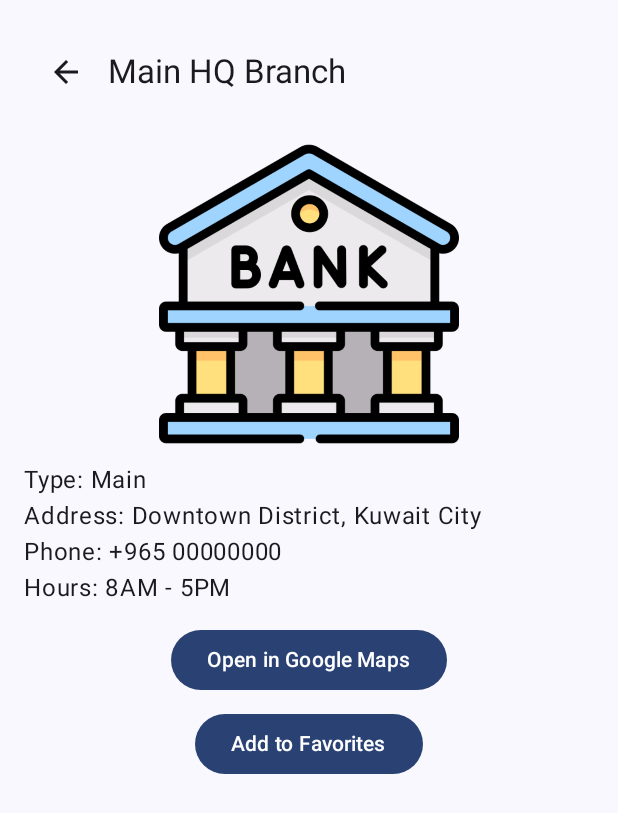
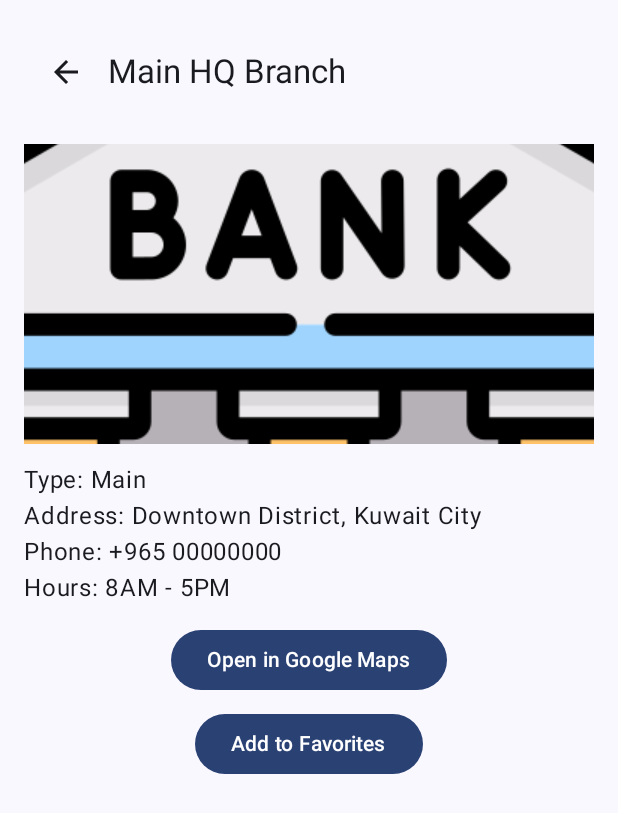
Before and after one commit to Njjoodd/MiniProject, an Android app built with Jetpack Compose: the screen it shows after launch (MainActivity), after a tap on "Main HQ Branch", on a phone screen of 412 x 824 dp. Shown: the top 813 px of the screen. Run offline under Robolectric (Android 15) with nearby library versions, the phone set to English and light mode, and no system bars; pictures from the network do not load.

Commit message:
unnecessary changes, still doesnt work

```diff
--- a/app/build.gradle.kts
+++ b/app/build.gradle.kts
@@ -50,6 +50,7 @@ dependencies {
     implementation(libs.androidx.ui.tooling.preview)
     implementation(libs.androidx.material3)
     implementation("androidx.navigation:navigation-compose:2.7.6")
+    implementation(libs.coil.compose)
     implementation("io.coil-kt:coil-compose:2.4.0")
     testImplementation(libs.junit)
     androidTestImplementation(libs.androidx.junit)
--- a/app/src/main/AndroidManifest.xml
+++ b/app/src/main/AndroidManifest.xml
@@ -3,7 +3,6 @@
     xmlns:tools="http://schemas.android.com/tools">
     <uses-permission android:name="android.permission.INTERNET" />
     <uses-permission android:name="android.permission.ACCESS_NETWORK_STATE" />
-
 
     <application
         android:allowBackup="true"
--- a/app/src/main/java/com/first/miniproject/ui/components/BranchRepository.kt
+++ b/app/src/main/java/com/first/miniproject/ui/components/BranchRepository.kt
@@ -13,7 +13,9 @@ object BranchRepository {
             phone = "+965 00000000",
             hours = "8AM - 5PM",
             locationUrl = "https://maps.google.com",
-            imageUri = "https://plus.unsplash.com/premium_vector-1724738558612-56d27145e1de?w=900&auto=format&fit=crop&q=60"
+           imageUri = "https://picsum.photos/id/1025/600/300"
+
+            //"https://plus.unsplash.com/premium_vector-1724738558612-56d27145e1de?w=900&auto=format&fit=crop&q=60"
         ),
         Branch(
             id = 2,
--- a/app/src/main/java/com/first/miniproject/ui/screens/BranchDetails.kt
+++ b/app/src/main/java/com/first/miniproject/ui/screens/BranchDetails.kt
@@ -10,12 +10,14 @@ import androidx.compose.runtime.Composable
 import androidx.compose.ui.Alignment
 import androidx.compose.ui.Modifier
 import androidx.compose.ui.layout.ContentScale
+import androidx.compose.ui.platform.LocalContext
 import androidx.compose.ui.platform.LocalUriHandler
 import androidx.compose.ui.res.painterResource
 import androidx.compose.ui.unit.dp
 import androidx.compose.ui.unit.sp
 import androidx.navigation.NavController
 import coil.compose.AsyncImage
+import coil.request.ImageRequest
 import com.first.miniproject.R
 import com.first.miniproject.model.Branch
 import com.first.miniproject.model.BranchViewModel
@@ -49,12 +51,15 @@ fun BranchDetails(
         AsyncImage(
             model = branch.imageUri,
             contentDescription = "Branch Image",
-            placeholder = painterResource(R.drawable.placeholder_branch),
-            error = painterResource(R.drawable.placeholder_branch),
+            contentScale = ContentScale.None,
             modifier = Modifier
                 .fillMaxWidth()
-                .height(200.dp)
+                .height(200.dp),
+            placeholder = painterResource(id = R.drawable.placeholder_branch),
+            error = painterResource(id = R.drawable.placeholder_branch)
         )
+
+
 
         Spacer(modifier = Modifier.height(12.dp))
         Text(text = "Type: ${branch.type.displayName}", fontSize = 16.sp)
--- a/gradle/libs.versions.toml
+++ b/gradle/libs.versions.toml
@@ -10,6 +10,7 @@ activityCompose = "1.10.1"
 composeBom = "2024.09.00"
 
 [libraries]
+coil-compose = { group = "io.coil-kt", name = "coil-compose", version = "2.4.0" }
 androidx-core-ktx = { group = "androidx.core", name = "core-ktx", version.ref = "coreKtx" }
 junit = { group = "junit", name = "junit", version.ref = "junit" }
 androidx-junit = { group = "androidx.test.ext", name = "junit", version.ref = "junitVersion" }
```
